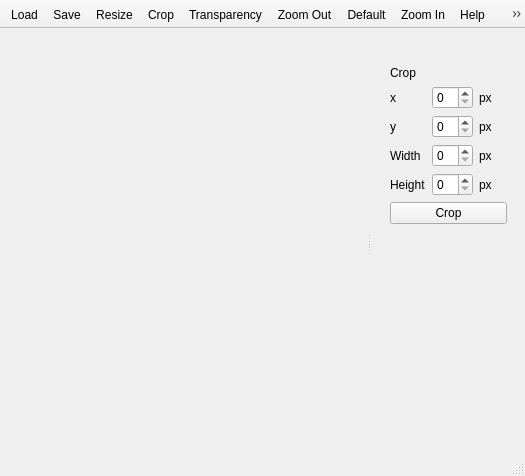
Qt form ui/mainwindow.ui (probonopd/mu-image) before a commit.
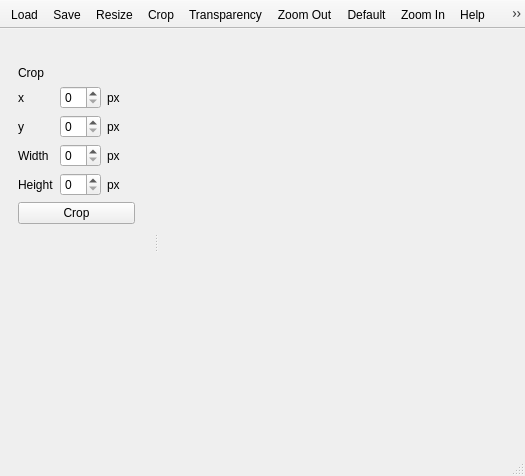
The same form after that commit. Icons and pictures are not drawn.

Commit message: move the panel to the left

Patch:
```diff
--- a/ui/mainwindow.ui
+++ b/ui/mainwindow.ui
@@ -69,7 +69,7 @@
     <set>QDockWidget::NoDockWidgetFeatures</set>
    </property>
    <attribute name="dockWidgetArea">
-    <number>2</number>
+    <number>1</number>
    </attribute>
    <widget class="QWidget" name="dockPanelsContent">
     <layout class="QVBoxLayout" name="verticalLayout">
```
